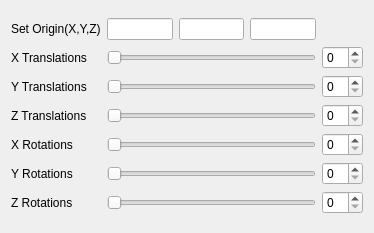
Qt form vv/qt_ui/vvToolRigidReg.ui (open-vv/vv) before a commit.
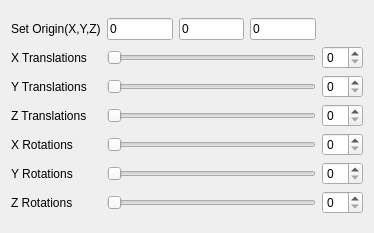
The same form after that commit.

Commit message: Init center of rotation

Diff of the .ui file:
```diff
--- a/vv/qt_ui/vvToolRigidReg.ui
+++ b/vv/qt_ui/vvToolRigidReg.ui
@@ -128,13 +128,25 @@
      <item row="0" column="1">
       <layout class="QHBoxLayout" name="horizontalLayout">
        <item>
-        <widget class="QLineEdit" name="Xval"/>
+        <widget class="QLineEdit" name="Xval">
+         <property name="text">
+          <string>0</string>
+         </property>
+        </widget>
        </item>
        <item>
-        <widget class="QLineEdit" name="Yval"/>
+        <widget class="QLineEdit" name="Yval">
+         <property name="text">
+          <string>0</string>
+         </property>
+        </widget>
        </item>
        <item>
-        <widget class="QLineEdit" name="Zval"/>
+        <widget class="QLineEdit" name="Zval">
+         <property name="text">
+          <string>0</string>
+         </property>
+        </widget>
        </item>
       </layout>
      </item>
```
